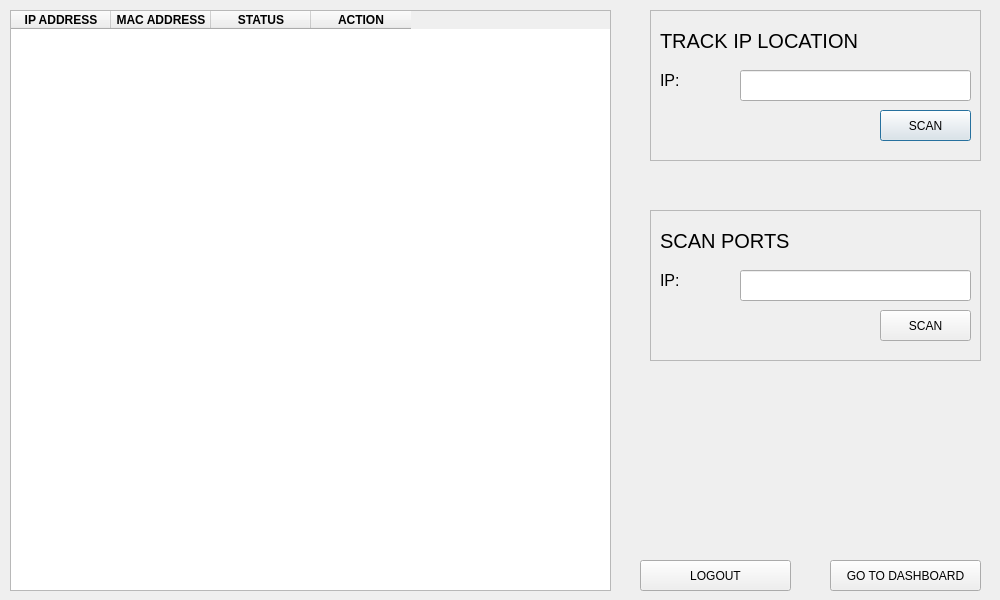
The window that view/connections.ui (manuelkwizera/network-intrusion-detection-system) describes before a commit, drawn with Qt 5.
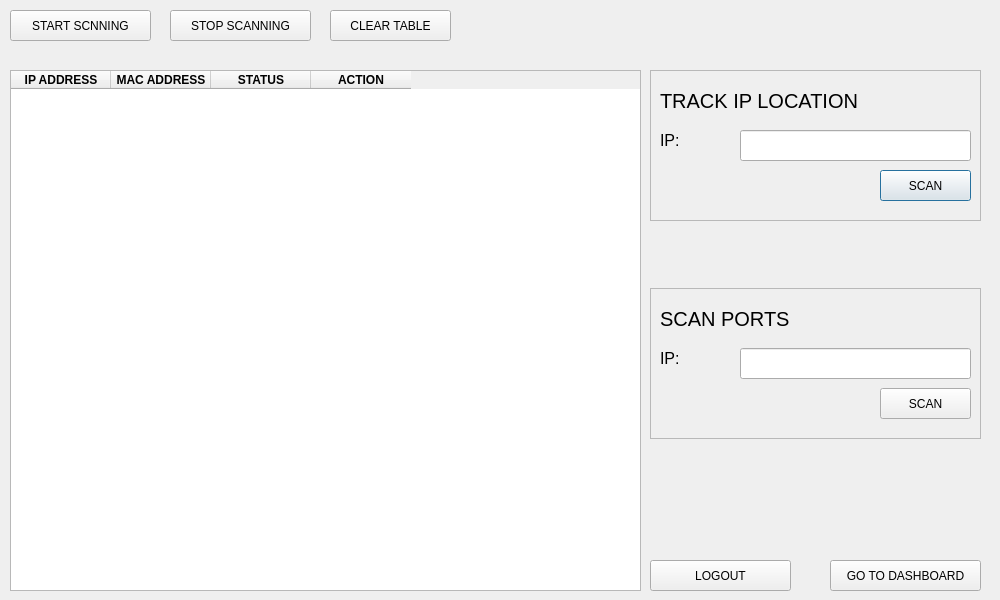
The same window after the commit.

Commit message: making chnages in the net scan interface

```diff
--- a/view/connections.ui
+++ b/view/connections.ui
@@ -17,9 +17,9 @@
    <property name="geometry">
     <rect>
      <x>10</x>
-     <y>10</y>
-     <width>601</width>
-     <height>581</height>
+     <y>70</y>
+     <width>631</width>
+     <height>521</height>
     </rect>
    </property>
    <column>
@@ -71,7 +71,7 @@
    <property name="geometry">
     <rect>
      <x>650</x>
-     <y>10</y>
+     <y>70</y>
      <width>331</width>
      <height>151</height>
     </rect>
@@ -145,7 +145,7 @@
    <property name="geometry">
     <rect>
      <x>650</x>
-     <y>210</y>
+     <y>288</y>
      <width>331</width>
      <height>151</height>
     </rect>
@@ -234,9 +234,9 @@
   <widget class="QPushButton" name="get_ip_info_button_4">
    <property name="geometry">
     <rect>
-     <x>640</x>
+     <x>650</x>
      <y>560</y>
-     <width>151</width>
+     <width>141</width>
      <height>31</height>
     </rect>
    </property>
@@ -247,6 +247,45 @@
     <string>LOGOUT</string>
    </property>
   </widget>
+  <widget class="QPushButton" name="start_net_scan_button">
+   <property name="geometry">
+    <rect>
+     <x>10</x>
+     <y>10</y>
+     <width>141</width>
+     <height>31</height>
+    </rect>
+   </property>
+   <property name="text">
+    <string>START SCNNING</string>
+   </property>
+  </widget>
+  <widget class="QPushButton" name="stop_net_scan_button">
+   <property name="geometry">
+    <rect>
+     <x>170</x>
+     <y>10</y>
+     <width>141</width>
+     <height>31</height>
+    </rect>
+   </property>
+   <property name="text">
+    <string>STOP SCANNING</string>
+   </property>
+  </widget>
+  <widget class="QPushButton" name="clear_san_table_button">
+   <property name="geometry">
+    <rect>
+     <x>330</x>
+     <y>10</y>
+     <width>121</width>
+     <height>31</height>
+    </rect>
+   </property>
+   <property name="text">
+    <string>CLEAR TABLE</string>
+   </property>
+  </widget>
  </widget>
  <resources/>
  <connections/>
```
Left out of the diff: 2 changed lines with no effect on the pictures. The commit also changes 4 other files.
